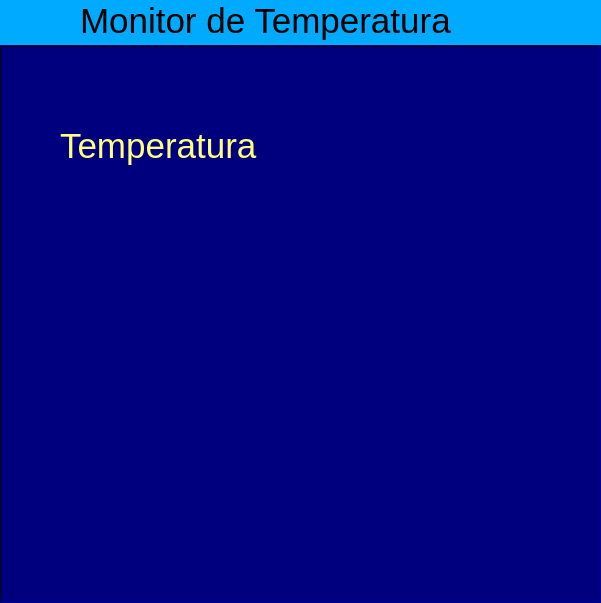
Qt form monitor.ui (samuelgarca/controleestoquepyqt5) before a commit.
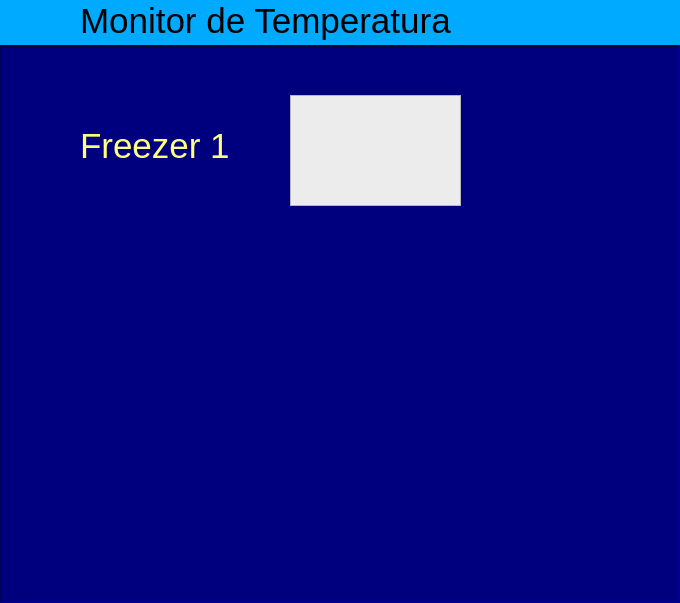
The same form after that commit.

Diff of the .ui file:
```diff
--- a/monitor.ui
+++ b/monitor.ui
@@ -6,7 +6,7 @@
    <rect>
     <x>0</x>
     <y>0</y>
-    <width>601</width>
+    <width>680</width>
     <height>603</height>
    </rect>
   </property>
@@ -110,10 +110,62 @@
       <property name="lineWidth">
        <number>0</number>
       </property>
-      <widget class="QLabel" name="label_2">
+      <widget class="QFrame" name="frame_3">
        <property name="geometry">
         <rect>
-         <x>60</x>
+         <x>290</x>
+         <y>50</y>
+         <width>171</width>
+         <height>111</height>
+        </rect>
+       </property>
+       <property name="styleSheet">
+        <string notr="true">background-color: rgb(236, 236, 236);</string>
+       </property>
+       <property name="frameShape">
+        <enum>QFrame::StyledPanel</enum>
+       </property>
+       <property name="frameShadow">
+        <enum>QFrame::Raised</enum>
+       </property>
+       <widget class="QLabel" name="label_3">
+        <property name="geometry">
+         <rect>
+          <x>40</x>
+          <y>30</y>
+          <width>91</width>
+          <height>41</height>
+         </rect>
+        </property>
+        <property name="font">
+         <font>
+          <family>MS Shell Dlg 2</family>
+          <pointsize>24</pointsize>
+          <weight>9</weight>
+          <italic>false</italic>
+          <bold>false</bold>
+         </font>
+        </property>
+        <property name="layoutDirection">
+         <enum>Qt::LeftToRight</enum>
+        </property>
+        <property name="styleSheet">
+         <string notr="true">font: 75 24pt &quot;MS Shell Dlg 2&quot;;
+color: rgb(0, 170, 0);
+</string>
+        </property>
+        <property name="frameShape">
+         <enum>QFrame::NoFrame</enum>
+        </property>
+        <property name="text">
+         <string/>
+        </property>
+       </widget>
+      </widget>
+      <widget class="QLabel" name="label_4">
+       <property name="geometry">
+        <rect>
+         <x>80</x>
          <y>80</y>
          <width>201</width>
          <height>41</height>
@@ -134,34 +186,7 @@
         <enum>QFrame::NoFrame</enum>
        </property>
        <property name="text">
-        <string>Temperatura</string>
-       </property>
-      </widget>
-      <widget class="QLabel" name="label_3">
-       <property name="geometry">
-        <rect>
-         <x>310</x>
-         <y>80</y>
-         <width>91</width>
-         <height>41</height>
-        </rect>
-       </property>
-       <property name="font">
-        <font>
-         <pointsize>26</pointsize>
-        </font>
-       </property>
-       <property name="layoutDirection">
-        <enum>Qt::LeftToRight</enum>
-       </property>
-       <property name="styleSheet">
-        <string notr="true">color: rgb(255, 255, 127);</string>
-       </property>
-       <property name="frameShape">
-        <enum>QFrame::NoFrame</enum>
-       </property>
-       <property name="text">
-        <string/>
+        <string>Freezer 1</string>
        </property>
       </widget>
      </widget>
```
Left out of the diff: 2 changed lines with no effect on the pictures.
